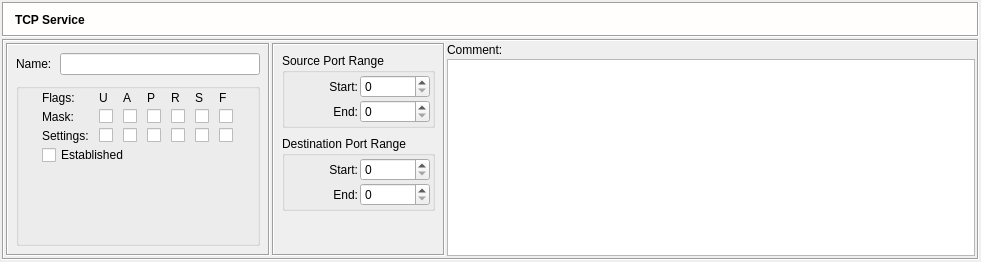
The window that src/gui/tcpservicedialog_q.ui (fwbuilder/fwbuilder) describes before a commit, drawn with Qt 5.
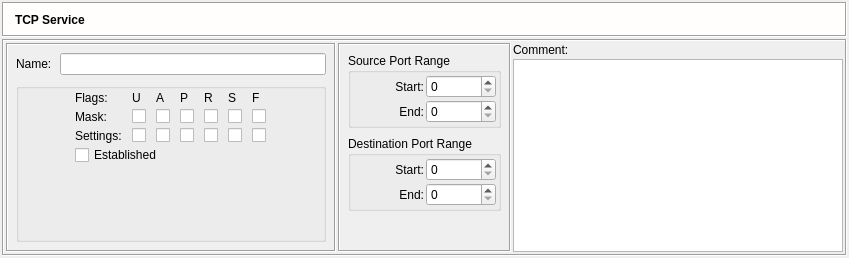
The same window after the commit. Icons and pictures are not drawn.

Patch:
```diff
--- a/src/gui/tcpservicedialog_q.ui
+++ b/src/gui/tcpservicedialog_q.ui
@@ -8,8 +8,8 @@
    <rect>
     <x>0</x>
     <y>0</y>
-    <width>981</width>
-    <height>262</height>
+    <width>849</width>
+    <height>258</height>
    </rect>
   </property>
   <property name="sizePolicy" >
@@ -257,13 +257,13 @@
             <widget class="QLineEdit" name="obj_name" >
              <property name="sizePolicy" >
               <sizepolicy vsizetype="Fixed" hsizetype="Preferred" >
-               <horstretch>0</horstretch>
+               <horstretch>200</horstretch>
                <verstretch>0</verstretch>
               </sizepolicy>
              </property>
              <property name="minimumSize" >
               <size>
-               <width>200</width>
+               <width>0</width>
                <height>0</height>
               </size>
              </property>
```
